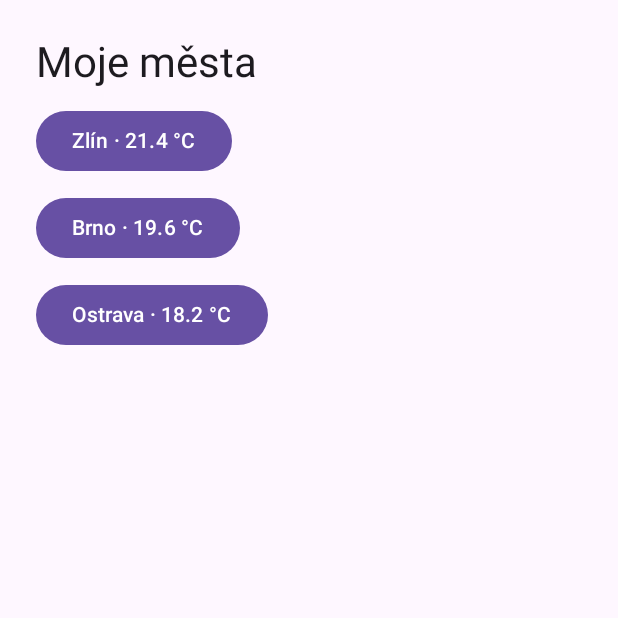
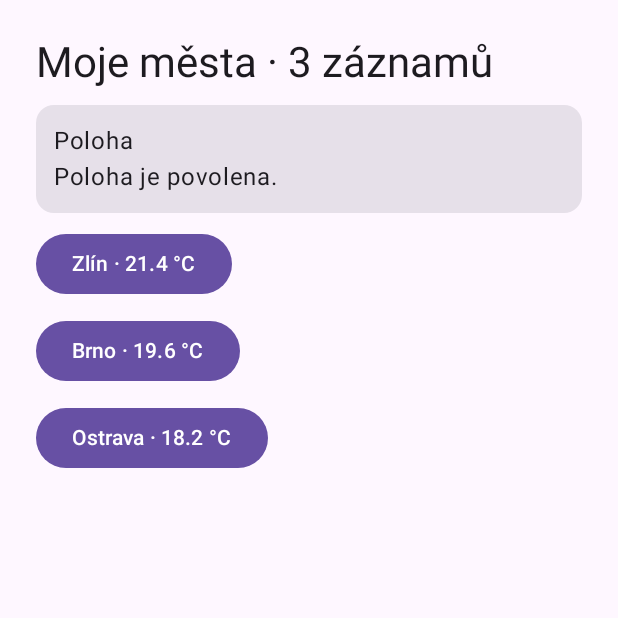
Before and after one commit to jboro11/MeteoDenik, an Android app built with Jetpack Compose: the screen it shows after launch (MainActivity), on a phone screen of 412 x 824 dp, the top half of it. Run offline under Robolectric (Android 15) with nearby library versions, the phone set to English and light mode, and no system bars.

Commit message:
Lekce 06: anglictina a poloha

```diff
--- a/app/src/main/AndroidManifest.xml
+++ b/app/src/main/AndroidManifest.xml
@@ -1,5 +1,6 @@
 <manifest xmlns:android="http://schemas.android.com/apk/res/android">
-    <application android:label="@string/app_name" android:theme="@android:style/Theme.Material.Light.NoActionBar">
+    <uses-permission android:name="android.permission.ACCESS_COARSE_LOCATION" />
+    <application android:label="@string/app_name" android:localeConfig="@xml/locales" android:theme="@android:style/Theme.Material.Light.NoActionBar">
         <activity android:name=".DetailMestaActivity" android:exported="false" />
         <activity android:name=".MainActivity" android:exported="true">
             <intent-filter>
--- a/app/src/main/java/cz/utb/meteodenik/MainActivity.kt
+++ b/app/src/main/java/cz/utb/meteodenik/MainActivity.kt
@@ -11,6 +11,7 @@ import androidx.compose.material3.MaterialTheme
 import androidx.compose.material3.Scaffold
 import androidx.compose.material3.Text
 import androidx.compose.ui.Modifier
+import androidx.compose.ui.res.pluralStringResource
 import androidx.compose.ui.res.stringResource
 import androidx.compose.ui.unit.dp
 
@@ -22,10 +23,11 @@ class MainActivity : SledovanaAktivita() {
             MaterialTheme {
                 Scaffold { insets ->
                     Column(Modifier.padding(insets).padding(24.dp), verticalArrangement = Arrangement.spacedBy(10.dp)) {
-                        Text(stringResource(R.string.title), style = MaterialTheme.typography.headlineMedium)
+                        Text(stringResource(R.string.city_temperature, stringResource(R.string.title), pluralStringResource(R.plurals.city_count, vychoziMesta.size, vychoziMesta.size)), style = MaterialTheme.typography.headlineMedium)
+                        PolohaKarta(this@MainActivity)
                         vychoziMesta.forEach { mesto ->
                             Button(onClick = { startActivity(DetailMestaActivity.intent(this@MainActivity, mesto.id)) }) {
-                                Text("${mesto.nazev} · " + stringResource(R.string.temperature, requireNotNull(mesto.teplota)))
+                                Text(stringResource(R.string.city_temperature, mesto.nazev, stringResource(R.string.temperature, requireNotNull(mesto.teplota))))
                             }
                         }
                     }
--- /dev/null
+++ b/app/src/main/java/cz/utb/meteodenik/PolohaKarta.kt
@@ -0,0 +1,91 @@
+package cz.utb.meteodenik
+
+import android.Manifest
+import android.content.Intent
+import android.content.pm.PackageManager
+import android.net.Uri
+import android.provider.Settings
+import androidx.activity.ComponentActivity
+import androidx.activity.compose.rememberLauncherForActivityResult
+import androidx.activity.result.contract.ActivityResultContracts
+import androidx.compose.foundation.layout.Column
+import androidx.compose.foundation.layout.fillMaxWidth
+import androidx.compose.foundation.layout.padding
+import androidx.compose.material3.AlertDialog
+import androidx.compose.material3.Card
+import androidx.compose.material3.Text
+import androidx.compose.material3.TextButton
+import androidx.compose.runtime.Composable
+import androidx.compose.runtime.DisposableEffect
+import androidx.compose.runtime.getValue
+import androidx.compose.runtime.mutableIntStateOf
+import androidx.compose.runtime.mutableStateOf
+import androidx.compose.runtime.remember
+import androidx.compose.runtime.setValue
+import androidx.compose.ui.Modifier
+import androidx.compose.ui.res.stringResource
+import androidx.compose.ui.unit.dp
+import androidx.core.content.ContextCompat
+import androidx.lifecycle.Lifecycle
+import androidx.lifecycle.LifecycleEventObserver
+
+private const val POLOHA = Manifest.permission.ACCESS_COARSE_LOCATION
+private enum class StavPolohy { POPRVE, VYSVETLENI, NASTAVENI, POVOLENO }
+
+@Composable
+fun PolohaKarta(activity: ComponentActivity, modifier: Modifier = Modifier) {
+    val prefs = remember(activity) { activity.getSharedPreferences("opravneni", 0) }
+    var revize by remember { mutableIntStateOf(0) }
+    var dialog by remember { mutableStateOf(false) }
+    val zadost = rememberLauncherForActivityResult(ActivityResultContracts.RequestPermission()) { revize++ }
+    DisposableEffect(activity) {
+        val observer = LifecycleEventObserver { _, event ->
+            if (event == Lifecycle.Event.ON_RESUME) revize++
+        }
+        activity.lifecycle.addObserver(observer)
+        onDispose { activity.lifecycle.removeObserver(observer) }
+    }
+    val stav = remember(activity, revize) {
+        when {
+            ContextCompat.checkSelfPermission(activity, POLOHA) == PackageManager.PERMISSION_GRANTED -> StavPolohy.POVOLENO
+            activity.shouldShowRequestPermissionRationale(POLOHA) -> StavPolohy.VYSVETLENI
+            prefs.getBoolean("poloha_zadana", false) -> StavPolohy.NASTAVENI
+            else -> StavPolohy.POPRVE
+        }
+    }
+    fun pozadej() {
+        prefs.edit().putBoolean("poloha_zadana", true).apply()
+        zadost.launch(POLOHA)
+    }
+    Card(modifier.fillMaxWidth()) {
+        Column(Modifier.padding(12.dp)) {
+            Text(stringResource(R.string.location_title))
+            when (stav) {
+                StavPolohy.POPRVE -> TextButton(onClick = ::pozadej) { Text(stringResource(R.string.location_request)) }
+                StavPolohy.VYSVETLENI -> TextButton(onClick = { dialog = true }) {
+                    Text(stringResource(R.string.location_request))
+                }
+                StavPolohy.NASTAVENI -> {
+                    Text(stringResource(R.string.location_off))
+                    TextButton(onClick = {
+                        activity.startActivity(Intent(Settings.ACTION_APPLICATION_DETAILS_SETTINGS, Uri.fromParts("package", activity.packageName, null)))
+                    }) { Text(stringResource(R.string.settings)) }
+                }
+                StavPolohy.POVOLENO -> Text(stringResource(R.string.location_on))
+            }
+        }
+    }
+    if (dialog) {
+        AlertDialog(
+            onDismissRequest = { dialog = false },
+            title = { Text(stringResource(R.string.location_title)) },
+            text = { Text(stringResource(R.string.location_why)) },
+            confirmButton = {
+                TextButton(onClick = { dialog = false; pozadej() }) { Text(stringResource(R.string.continue_label)) }
+            },
+            dismissButton = {
+                TextButton(onClick = { dialog = false }) { Text(stringResource(R.string.cancel)) }
+            }
+        )
+    }
+}
--- a/app/src/main/res/values/strings.xml
+++ b/app/src/main/res/values/strings.xml
@@ -7,4 +7,19 @@
     <string name="back">Zpět</string>
     <string name="temperature">%1$.1f °C</string>
     <string name="missing_temperature">Čeká na měření</string>
+    <string name="city_temperature">%1$s · %2$s</string>
+    <string name="location_title">Poloha</string>
+    <string name="location_request">Zjistit moji polohu</string>
+    <string name="location_why">Přibližná poloha umožní přiřadit měření k tomu, kde se právě nacházíš.</string>
+    <string name="location_off">Poloha zůstala vypnutá. Seznam měst můžeš používat dál.</string>
+    <string name="location_on">Poloha je povolena.</string>
+    <string name="location_coords">%1$.3f°, %2$.3f°</string>
+    <string name="settings">Otevřít nastavení</string>
+    <string name="cancel">Zrušit</string>
+    <string name="continue_label">Pokračovat</string>
+    <plurals name="city_count">
+        <item quantity="one">%d záznam</item>
+        <item quantity="few">%d záznamy</item>
+        <item quantity="other">%d záznamů</item>
+    </plurals>
 </resources>
--- /dev/null
+++ b/app/src/main/res/xml/locales.xml
@@ -0,0 +1,4 @@
+<locale-config xmlns:android="http://schemas.android.com/apk/res/android">
+    <locale android:name="cs" />
+    <locale android:name="en" />
+</locale-config>
```
Also changed, not shown: 2 other files.
